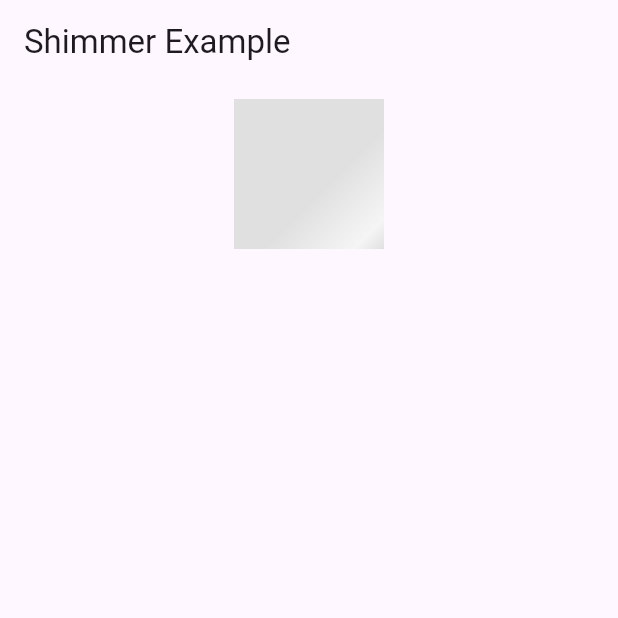
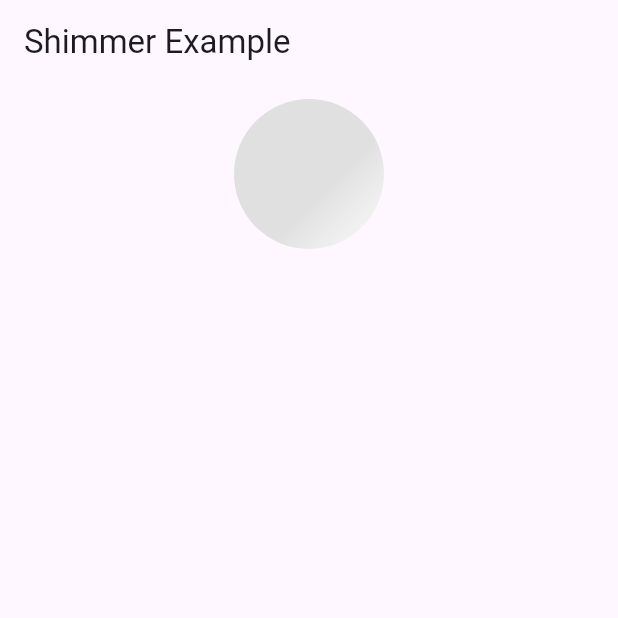
Before and after one commit to Oauth-Celestial/ultimate_extension, a Flutter app: the screen it shows after launch, on a phone screen of 412 x 824 dp, the top half of it. Run offline on Flutter 3.47's test engine with Material 3 defaults, Android fonts, the phone set to English and light mode, and no system bars.

Commit message:
Release 0.0.5

```diff
--- a/example/lib/main.dart
+++ b/example/lib/main.dart
@@ -3,14 +3,7 @@ import 'package:flutter/material.dart';
 import 'package:ultimate_extension/ultimate_extension.dart';
 
 void main() async {
-  final result = await compute(1000).logExecution("Compute");
-  print("Result: $result");
   runApp(MaterialApp(home: ExamplePage()));
-}
-
-Future<int> compute(int data) async {
-  await Future.delayed(Duration(seconds: 1));
-  return data;
 }
 
 class ExamplePage extends StatelessWidget {
@@ -28,7 +21,8 @@ class ExamplePage extends StatelessWidget {
             ),
             Builder(builder: (context) {
               return Container(
-                decoration: BoxDecoration(color: Colors.red),
+                decoration:
+                    BoxDecoration(color: Colors.red, shape: BoxShape.circle),
                 width: 100,
                 height: 100,
               ).shimmer(isLoading: true);
--- a/lib/src/extension_object.dart
+++ b/lib/src/extension_object.dart
@@ -3,6 +3,10 @@ part of '../ultimate_extension.dart';
 extension ObjectExtension on Object? {
   bool get isNull {
     return this == null;
+  }
+
+  bool get isNotNull {
+    return this != null;
   }
 
   int get getMemoryAddress {
--- a/lib/widgets/shimmer_widget.dart
+++ b/lib/widgets/shimmer_widget.dart
@@ -2,10 +2,10 @@ import 'package:flutter/material.dart';
 
 class ShimmerWidget extends StatefulWidget {
   final Widget child;
-  AlignmentGeometry? begin;
-  AlignmentGeometry? end;
+  final AlignmentGeometry? begin;
+  final AlignmentGeometry? end;
 
-  ShimmerWidget({required this.child, this.begin, this.end});
+  const ShimmerWidget({super.key, required this.child, this.begin, this.end});
 
   @override
   ShimmerWidgetState createState() => ShimmerWidgetState();
--- a/pubspec.yaml
+++ b/pubspec.yaml
@@ -1,6 +1,6 @@
 name: ultimate_extension
-description: "Ultimate_extension enhances Dart collections and objects with utilities for advanced data manipulation and simpler coding."
-version: 0.0.4
+description: Ultimate_extension provides powerful extensions for Dart collections and objects, enabling advanced data manipulation and simpler coding."
+version: 0.0.5
 repository: https://github.com/Oauth-Celestial/ultimate_extension
 
 environment:
```
Also changed, not shown: lib/src/extension_functions.dart (+0 -7 lines), 2 other files.
